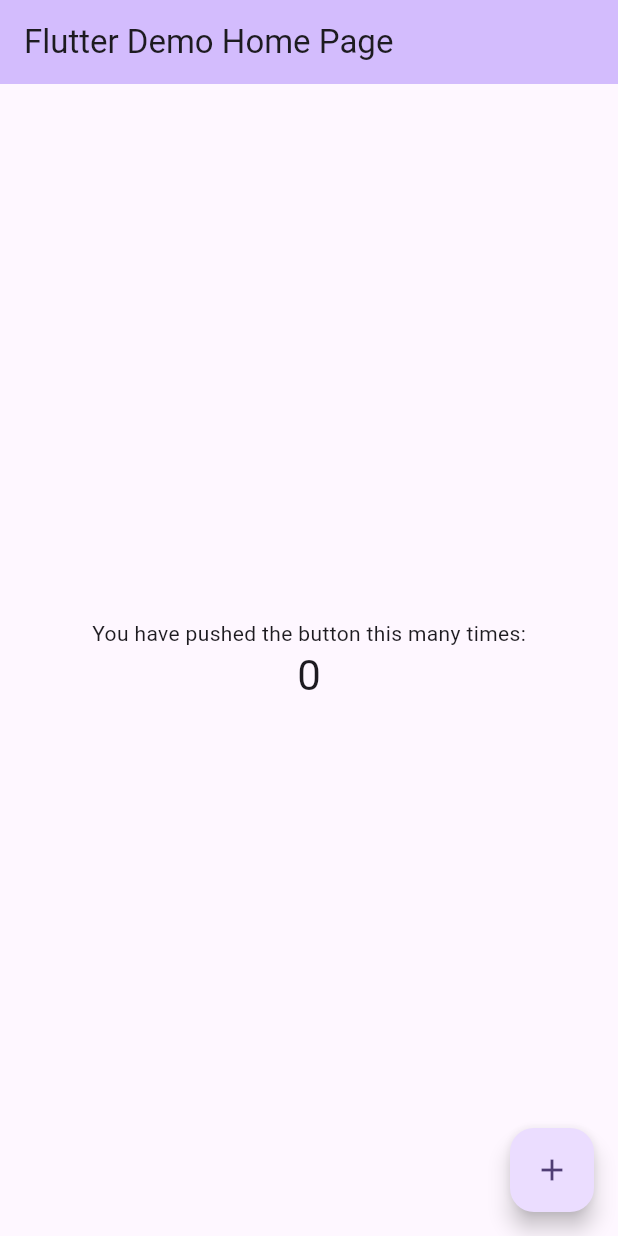
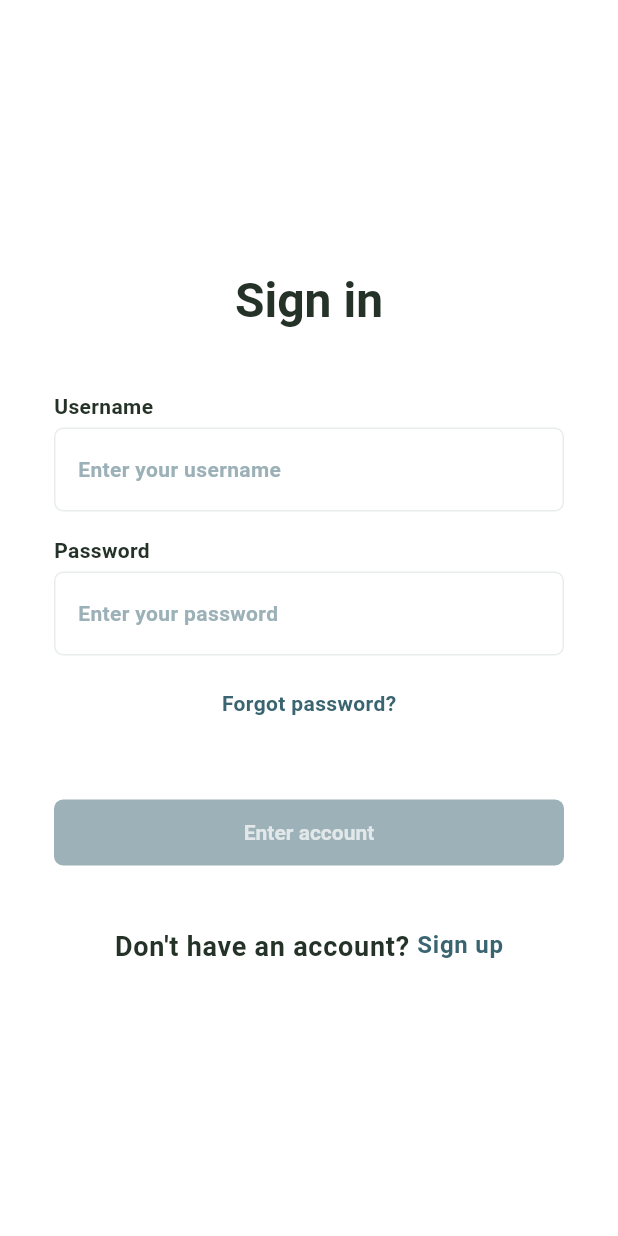
Before and after one commit to guysiman/sensy_clinician_app, a Flutter app: the screen it shows after launch, on a phone screen of 412 x 824 dp. Run offline on Flutter 3.47's test engine with Material 3 defaults, Android fonts, the phone set to English and light mode, and no system bars; our stand-ins replace firebase_core; accounts and stored records are empty.

Commit message:
add login page

```diff
--- a/lib/main.dart
+++ b/lib/main.dart
@@ -1,7 +1,9 @@
 import 'package:flutter/material.dart';
-
 import 'package:firebase_core/firebase_core.dart';
 import 'firebase_options.dart';
+
+import 'screens/home_page.dart';
+import 'screens/sign_in_page.dart';
 
 Future<void> main() async {
   WidgetsFlutterBinding.ensureInitialized();
@@ -9,125 +11,86 @@ Future<void> main() async {
     options: DefaultFirebaseOptions.currentPlatform,
   );
   runApp(const MyApp());
-  runApp(const MyApp());
 }
 
 class MyApp extends StatelessWidget {
   const MyApp({super.key});
 
-  // This widget is the root of your application.
   @override
   Widget build(BuildContext context) {
     return MaterialApp(
-      title: 'Flutter Demo',
-      theme: ThemeData(
-        // This is the theme of your application.
-        //
-        // TRY THIS: Try running your application with "flutter run". You'll see
-        // the application has a purple toolbar. Then, without quitting the app,
-        // try changing the seedColor in the colorScheme below to Colors.green
-        // and then invoke "hot reload" (save your changes or press the "hot
-        // reload" button in a Flutter-supported IDE, or press "r" if you used
-        // the command line to start the app).
-        //
-        // Notice that the counter didn't reset back to zero; the application
-        // state is not lost during the reload. To reset the state, use hot
-        // restart instead.
-        //
-        // This works for code too, not just values: Most code changes can be
-        // tested with just a hot reload.
-        colorScheme: ColorScheme.fromSeed(seedColor: Colors.deepPurple),
-        useMaterial3: true,
-      ),
-      home: const MyHomePage(title: 'Flutter Demo Home Page'),
-    );
+        title: 'Flutter Demo',
+        theme: ThemeData(
+          colorScheme: ColorScheme(
+            primary: Color(0xFF3A6470),
+            onPrimary: Colors.white,
+            secondary: Color(0xFF489F32),
+            onSecondary: Colors.white,
+            error: Colors.red,
+            onError: Colors.white,
+            surface: Colors.white,
+            onSurface: Color(0xFF253228),
+            brightness: Brightness.light,
+          ),
+          hintColor: Color(0xFF9CB1B7),
+          elevatedButtonTheme: ElevatedButtonThemeData(
+            style: ElevatedButton.styleFrom(
+                foregroundColor: Colors.white,
+                backgroundColor: Color(0xFF3A6470),
+                padding: EdgeInsets.symmetric(horizontal: 16, vertical: 10),
+                shape: RoundedRectangleBorder(
+                  borderRadius: BorderRadius.circular(6),
+                ),
+                textStyle: TextStyle(
+                  fontSize: 14,
+                  fontWeight: FontWeight.bold,
+                )),
+          ),
+          outlinedButtonTheme: OutlinedButtonThemeData(
+            style: OutlinedButton.styleFrom(
+                side: BorderSide(width: 1.0, color: Color(0xFF75939B)),
+                foregroundColor: Color(0xFF3A6470),
+                padding: EdgeInsets.symmetric(horizontal: 24, vertical: 4),
+                shape: RoundedRectangleBorder(
+                  borderRadius: BorderRadius.circular(6),
+                ),
+                textStyle: TextStyle(
+                  fontSize: 14,
+                  fontWeight: FontWeight.bold,
+                )),
+          ),
+          textTheme: TextTheme(
+              titleLarge: TextStyle(
+                fontSize: 32,
+                fontWeight: FontWeight.bold,
+                color: Color(0xFF253228),
+              ),
+              titleMedium: TextStyle(
+                fontSize: 24,
+                fontWeight: FontWeight.bold,
+                color: Color(0xFF253228),
+              ),
+              labelMedium: TextStyle(
+                fontSize: 18,
+                fontWeight: FontWeight.bold,
+                color: Color(0xFF253228),
+              ),
+              bodyLarge: TextStyle(
+                fontSize: 16,
+                fontWeight: FontWeight.bold,
+                color: Color(0xFF253228),
+              ),
+              bodyMedium: TextStyle(
+                fontSize: 14,
+                fontWeight: FontWeight.bold,
+                color: Color(0xFF253228),
+              )),
+          useMaterial3: true,
+        ),
+        home: const SignInPage(),
+        routes: {
+          '/signinpage': (context) => SignInPage(),
+          '/homepage': (context) => HomePage(),
+        });
   }
 }
-
-class MyHomePage extends StatefulWidget {
-  const MyHomePage({super.key, required this.title});
-
-  // This widget is the home page of your application. It is stateful, meaning
-  // that it has a State object (defined below) that contains fields that affect
-  // how it looks.
-
-  // This class is the configuration for the state. It holds the values (in this
-  // case the title) provided by the parent (in this case the App widget) and
-  // used by the build method of the State. Fields in a Widget subclass are
-  // always marked "final".
-
-  final String title;
-
-  @override
-  State<MyHomePage> createState() => _MyHomePageState();
-}
-
-class _MyHomePageState extends State<MyHomePage> {
-  int _counter = 0;
-
-  void _incrementCounter() {
-    setState(() {
-      // This call to setState tells the Flutter framework that something has
-      // changed in this State, which causes it to rerun the build method below
-      // so that the display can reflect the updated values. If we changed
-      // _counter without calling setState(), then the build method would not be
-      // called again, and so nothing would appear to happen.
-      _counter++;
-    });
-  }
-
-  @override
-  Widget build(BuildContext context) {
-    // This method is rerun every time setState is called, for instance as done
-    // by the _incrementCounter method above.
-    //
-    // The Flutter framework has been optimized to make rerunning build methods
-    // fast, so that you can just rebuild anything that needs updating rather
-    // than having to individually change instances of widgets.
-    return Scaffold(
-      appBar: AppBar(
-        // TRY THIS: Try changing the color here to a specific color (to
-        // Colors.amber, perhaps?) and trigger a hot reload to see the AppBar
-        // change color while the other colors stay the same.
-        backgroundColor: Theme.of(context).colorScheme.inversePrimary,
-        // Here we take the value from the MyHomePage object that was created by
-        // the App.build method, and use it to set our appbar title.
-        title: Text(widget.title),
-      ),
-      body: Center(
-        // Center is a layout widget. It takes a single child and positions it
-        // in the middle of the parent.
-        child: Column(
-          // Column is also a layout widget. It takes a list of children and
-          // arranges them vertically. By default, it sizes itself to fit its
-          // children horizontally, and tries to be as tall as its parent.
-          //
-          // Column has various properties to control how it sizes itself and
-          // how it positions its children. Here we use mainAxisAlignment to
-          // center the children vertically; the main axis here is the vertical
-          // axis because Columns are vertical (the cross axis would be
-          // horizontal).
-          //
-          // TRY THIS: Invoke "debug painting" (choose the "Toggle Debug Paint"
-          // action in the IDE, or press "p" in the console), to see the
-          // wireframe for each widget.
-          mainAxisAlignment: MainAxisAlignment.center,
-          children: <Widget>[
-            const Text(
-              'You have pushed the button this many times:',
-            ),
-            Text(
-              '$_counter',
-              style: Theme.of(context).textTheme.headlineMedium,
-            ),
-          ],
-        ),
-      ),
-      floatingActionButton: FloatingActionButton(
-        onPressed: _incrementCounter,
-        tooltip: 'Increment',
-        child: const Icon(Icons.add),
-      ), // This trailing comma makes auto-formatting nicer for build methods.
-    );
-  }
-}
--- /dev/null
+++ b/lib/screens/home_page.dart
@@ -0,0 +1,36 @@
+import 'package:flutter/material.dart';
+
+class HomePage extends StatefulWidget {
+  const HomePage({super.key});
+
+  @override
+  _HomePageState createState() => _HomePageState();
+}
+
+class _HomePageState extends State<HomePage> {
+  @override
+  Widget build(BuildContext context) {
+    return Scaffold(
+      body: Padding(
+        padding: const EdgeInsets.all(24.0),
+        child: Column(
+          mainAxisAlignment: MainAxisAlignment.spaceBetween,
+          children: [
+            Center(
+                child: Text('Home Page',
+                    style: Theme.of(context).textTheme.titleMedium)),
+            Container(
+              alignment: Alignment.bottomRight,
+              child: ElevatedButton(
+                child: const Text("Logout"),
+                onPressed: () {
+                  Navigator.pushNamed(context, '/signinpage');
+                },
+              ),
+            ),
+          ],
+        ),
+      ),
+    );
+  }
+}
--- /dev/null
+++ b/lib/screens/sign_in_page.dart
@@ -0,0 +1,193 @@
+import 'package:flutter/material.dart';
+
+class SignInPage extends StatefulWidget {
+  const SignInPage({super.key});
+
+  @override
+  State<SignInPage> createState() => _SignInPageState();
+}
+
+class _SignInPageState extends State<SignInPage> {
+  final TextEditingController _usernameController = TextEditingController();
+  final TextEditingController _passwordController = TextEditingController();
+  bool _isButtonEnabled = false;
+
+  @override
+  void initState() {
+    super.initState();
+    _usernameController.addListener(_checkFields);
+    _passwordController.addListener(_checkFields);
+  }
+
+  void _checkFields() {
+    setState(() {
+      _isButtonEnabled = _usernameController.text.isNotEmpty &&
+          _passwordController.text.isNotEmpty;
+    });
+  }
+
+  @override
+  void dispose() {
+    _usernameController.dispose();
+    _passwordController.dispose();
+    super.dispose();
+  }
+
+  void _onSignIn() {
+    // Currently, just navigate to the home page.
+    // Add actual login logic here (e.g., Firebase Auth) if needed.
+    Navigator.pushNamed(context, '/homepage');
+  }
+
+  void _onForgotPassword() {
+    debugPrint('Forgot password tapped');
+  }
+
+  void _onSignUp() {
+    debugPrint('Sign up tapped');
+  }
+
+  @override
+  Widget build(BuildContext context) {
+    return Scaffold(
+      body: SafeArea(
+        child: Center(
+          child: SizedBox(
+            width: 388,
+            child: SingleChildScrollView(
+              padding: const EdgeInsets.symmetric(horizontal: 24, vertical: 32),
+              child: Column(
+                mainAxisAlignment: MainAxisAlignment.center,
+                children: [
+                  // Title
+                  Text('Sign in',
+                      style: Theme.of(context).textTheme.titleLarge),
+                  const SizedBox(height: 40),
+
+                  // Username field
+                  Align(
+                      alignment: Alignment.centerLeft,
+                      child: Text('Username',
+                          style: Theme.of(context).textTheme.bodyMedium)),
+                  const SizedBox(height: 4),
+                  TextField(
+                    controller: _usernameController,
+                    decoration: InputDecoration(
+                      labelText: 'Enter your username',
+                      labelStyle:
+                          Theme.of(context).textTheme.bodyMedium?.copyWith(
+                                color: Theme.of(context).hintColor,
+                              ),
+                      border: OutlineInputBorder(
+                          borderRadius: BorderRadius.circular(6),
+                          borderSide: BorderSide(color: Color(0xFFE8EDEC))),
+                      enabledBorder: OutlineInputBorder(
+                        borderRadius: BorderRadius.circular(6),
+                        borderSide: BorderSide(
+                            color: Color(
+                                0xFFE8EDEC)), // Border color when not focused
+                      ),
+                      floatingLabelBehavior: FloatingLabelBehavior.never,
+                    ),
+                  ),
+
+                  const SizedBox(height: 16),
+
+                  // Password field
+                  Align(
+                      alignment: Alignment.centerLeft,
+                      child: Text('Password',
+                          style: Theme.of(context).textTheme.bodyMedium)),
+                  const SizedBox(height: 4),
+                  TextField(
+                    controller: _passwordController,
+                    obscureText: true,
+                    decoration: InputDecoration(
+                      labelText: 'Enter your password',
+                      labelStyle:
+                          Theme.of(context).textTheme.bodyMedium?.copyWith(
+                                color: Theme.of(context).hintColor,
+                              ),
+                      border: OutlineInputBorder(
+                          borderRadius: BorderRadius.circular(6),
+                          borderSide: BorderSide(color: Color(0xFFE8EDEC))),
+                      enabledBorder: OutlineInputBorder(
+                        borderRadius: BorderRadius.circular(6),
+                        borderSide: BorderSide(
+                            color: Color(
+                                0xFFE8EDEC)), // Border color when not focused
+                      ),
+                      floatingLabelBehavior: FloatingLabelBehavior.never,
+                    ),
+                  ),
+
+                  const SizedBox(height: 8),
+
+                  // Forgot password link
+                  TextButton(
+                    onPressed: _onForgotPassword,
+                    child: Text('Forgot password?',
+                        style: Theme.of(context).textTheme.bodyMedium?.copyWith(
+                              color: Theme.of(context).colorScheme.primary,
+                            )),
+                  ),
+
+                  const SizedBox(height: 40),
+
+                  // Enter account button
+                  SizedBox(
+                    width: double.infinity,
+                    height: 44,
+                    child: ElevatedButton(
+                      style: ElevatedButton.styleFrom(
+                        disabledBackgroundColor: Theme.of(context)
+                            .colorScheme
+                            .primary
+                            .withAlpha((255 * 0.5).toInt()), // Background Color
+                        disabledForegroundColor: Colors.white70, //Text Color
+                      ),
+                      onPressed: _isButtonEnabled
+                          ? () {
+                              _onSignIn();
+                            }
+                          : null,
+                      child: const Text('Enter account'),
+                    ),
+                  ),
+
+                  const SizedBox(height: 40),
+
+                  // Sign up prompt
+                  Row(
+                    mainAxisAlignment: MainAxisAlignment.center,
+                    crossAxisAlignment: CrossAxisAlignment.center,
+                    children: [
+                      Text(
+                        "Don't have an account? ",
+                        style: Theme.of(context).textTheme.bodyLarge?.copyWith(
+                              fontSize: 18,
+                            ),
+                      ),
+                      GestureDetector(
+                        onTap: _onSignUp,
+                        child: Text(
+                          'Sign up',
+                          style: Theme.of(context)
+                              .textTheme
+                              .bodyLarge
+                              ?.copyWith(
+                                color: Theme.of(context).colorScheme.primary,
+                              ),
+                        ),
+                      ),
+                    ],
+                  ),
+                ],
+              ),
+            ),
+          ),
+        ),
+      ),
+    );
+  }
+}
```
